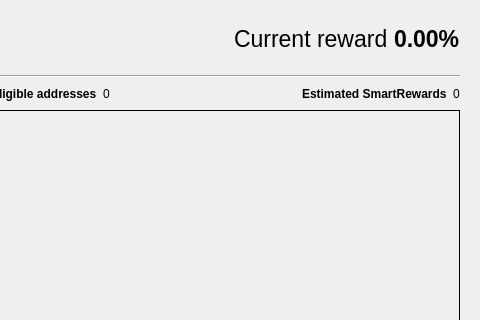
Old version of the form src/qt/forms/smartrewardslist.ui in the repository SmartCash/Core-Smart; both pictures show x 331 to 811 and y 0 to 320 of the 811 by 457 pixel window.
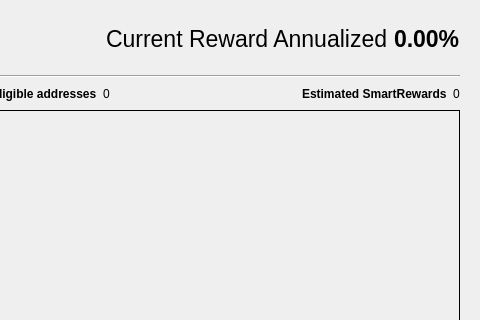
New version of the form. The open tabs and pages were chosen to show the change. Custom widgets are drawn as their Qt base class.

```diff
--- a/src/qt/forms/smartrewardslist.ui
+++ b/src/qt/forms/smartrewardslist.ui
@@ -269,7 +269,7 @@
                </font>
               </property>
               <property name="text">
-               <string>Current reward</string>
+               <string>Current Reward Annualized</string>
               </property>
              </widget>
             </item>
```
